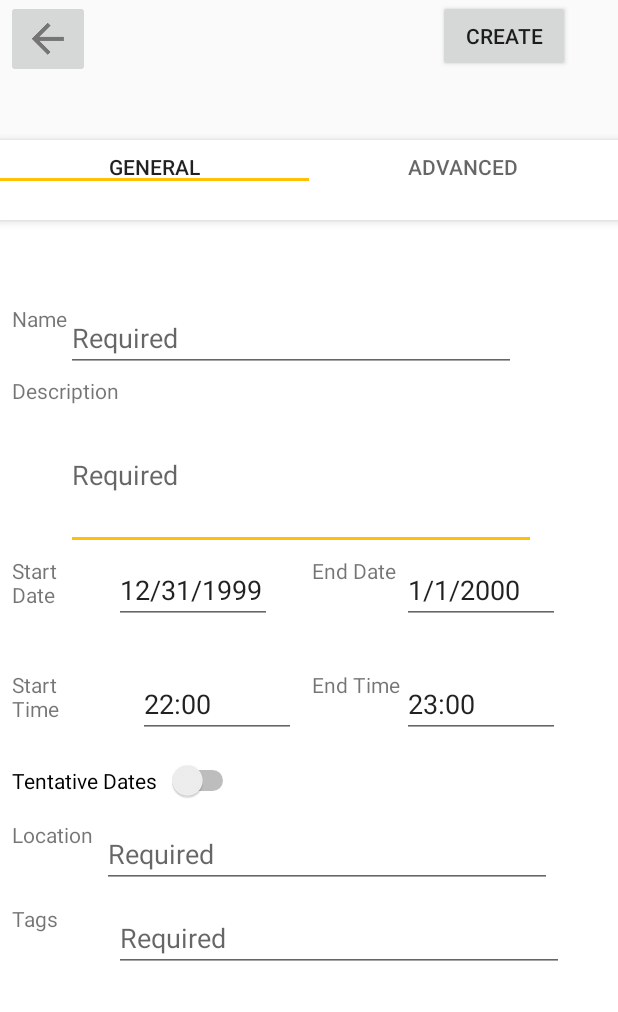
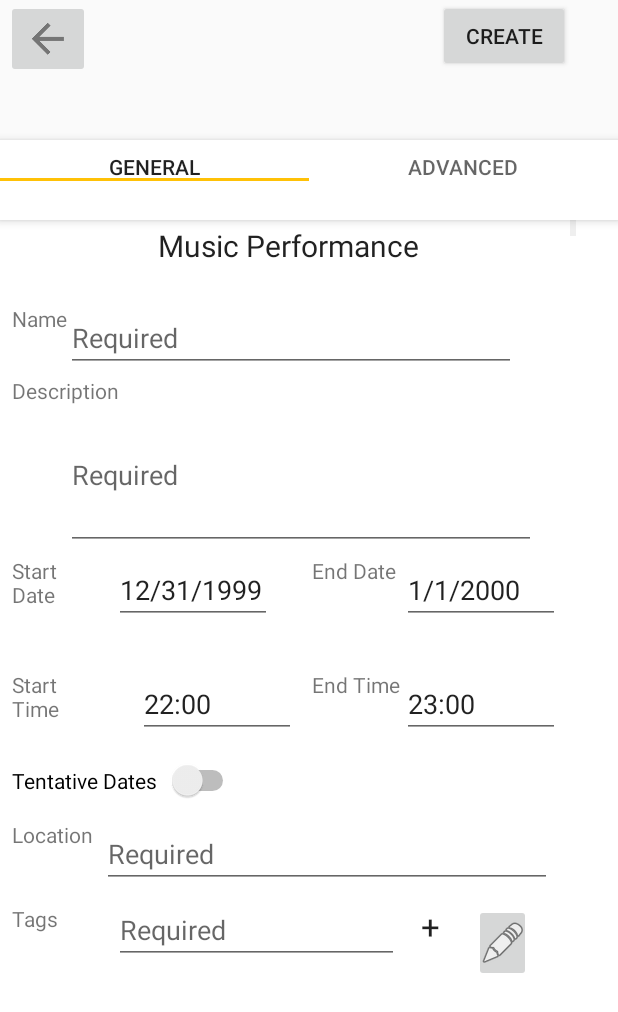
Before and after one commit to ilyayudkovich/InterestUp, an Android app: the CreateEventPage screen opened directly, with no data from a screen before it, on a phone screen of 412 x 824 dp. Shown: the top 1012 px of the screen. Run offline under Robolectric (Android 15) with nearby library versions, the phone set to English and light mode, and no system bars.

Commit message:
Adding what I have so far for adding tags to create event page. (not fully working)

```diff
--- a/app/src/main/java/com/example/mdenker/interestup/CreateEventPage_GeneralTab.java
+++ b/app/src/main/java/com/example/mdenker/interestup/CreateEventPage_GeneralTab.java
@@ -1,10 +1,23 @@
 package com.example.mdenker.interestup;
 
+import android.support.annotation.Nullable;
 import android.support.v4.app.Fragment;
 import android.os.Bundle;
+import android.text.Editable;
+import android.text.TextWatcher;
 import android.view.LayoutInflater;
 import android.view.View;
 import android.view.ViewGroup;
+import android.widget.ArrayAdapter;
+import android.widget.AutoCompleteTextView;
+import android.widget.Button;
+import android.widget.GridView;
+import android.widget.ImageButton;
+import android.widget.TextView;
+import android.widget.Toast;
+
+import java.util.ArrayList;
+import java.util.Collections;
 
 /**
  * Created by Jorge Delgado on 2/28/2018.
@@ -12,9 +25,140 @@ import android.view.ViewGroup;
 
 public class CreateEventPage_GeneralTab extends Fragment {
 
+    private ArrayList<String> tags = new ArrayList<String>();
+
+    ArrayAdapter<String> tagArrayAdapter;
+    ArrayAdapter<String> editTagArrayAdapter;
+
+    AutoCompleteTextView addTag;
+    GridView gridView;
+    GridView gridViewEdit;
+
+    TextView addTagButton;
+
+    ImageButton editTagButton;
+    Button cancelTagEditButton;
+    Button doneTagEditButton;
+
+
     @Override
     public View onCreateView(LayoutInflater inflater, ViewGroup container, Bundle savedInstanceState) {
         View rootView = inflater.inflate(R.layout.create_event_general_tab, container, false);
+
+        addTagButton = (TextView) rootView.findViewById(R.id.add_tag_button);
+
         return rootView;
     }
+
+    @Override
+    public void onViewCreated(View view, @Nullable Bundle savedInstanceState) {
+
+        Collections.addAll(tags,"Music Performance", "Hiking", "Improv", "Writing",
+                "Frisbee", "Twilight");
+
+        tagArrayAdapter = new TagAdapter(getActivity(), tags, this);
+        editTagArrayAdapter = new EditableTagAdapter(getActivity(), tags, this);
+
+        gridView = (GridView) view.findViewById(R.id.tag_grid_view);
+        gridView.setAdapter(tagArrayAdapter);
+
+        gridViewEdit = (GridView) view.findViewById(R.id.tag_grid_view_edit);
+        gridViewEdit.setAdapter(editTagArrayAdapter);
+
+        editTagButton = (ImageButton) getActivity().findViewById(R.id.edit_tag_button);
+        cancelTagEditButton = (Button) getActivity().findViewById(R.id.cancel_edit_button);
+        doneTagEditButton = (Button) getActivity().findViewById(R.id.done_edit_button);
+
+        editTagButton.setOnClickListener(new View.OnClickListener()
+        {
+            @Override
+            public void onClick(View v)
+            {
+                gridView.setVisibility(View.GONE);
+                gridViewEdit.setVisibility(View.VISIBLE);
+                CreateEventPage CreateEventActivity = (CreateEventPage) getActivity();
+                CreateEventActivity.OnTagEditClick(v);
+            }
+        });
+
+        cancelTagEditButton.setOnClickListener(new View.OnClickListener()
+        {
+            @Override
+            public void onClick(View v)
+            {
+                gridViewEdit.setVisibility(View.GONE);
+                gridView.setVisibility(View.VISIBLE);
+                CreateEventPage CreateEventActivity = (CreateEventPage) getActivity();
+                CreateEventActivity.OnTagEditClick(v);
+            }
+        });
+        doneTagEditButton.setOnClickListener(new View.OnClickListener()
+        {
+            @Override
+            public void onClick(View v)
+            {
+                gridViewEdit.setVisibility(View.GONE);
+                gridView.setVisibility(View.VISIBLE);
+                CreateEventPage CreateEventActivity = (CreateEventPage) getActivity();
+                CreateEventActivity.OnTagEditClick(v);
+            }
+        });
+
+
+        addTag = view.findViewById(R.id.add_tag_field);
+
+
+        addTagButton.setOnClickListener(new View.OnClickListener()
+        {
+            @Override
+            public void onClick(View v)
+            {
+                if (addTag.getText().length() > 2) {
+                    tagArrayAdapter.add(addTag.getText().toString());
+                    addTag.setText("");
+                }
+                else {
+                    Toast.makeText(getActivity(), "Not long enough to be a valid interest",
+                            Toast.LENGTH_LONG).show();
+                }
+            }
+        });
+
+        addTag.addTextChangedListener(new TextWatcher() {
+
+            @Override
+            public void onTextChanged(CharSequence s, int start, int before, int count) {
+            }
+
+            @Override
+            public void beforeTextChanged(CharSequence s, int start, int count,
+                                          int after) {
+            }
+
+            @Override
+            public void afterTextChanged(Editable s) {
+                if (s.length() > 3) { // at least 0, but 2 for real words - last \n
+                    if (s.charAt(s.length() - 1) == '\n') {
+                        if (s.length() > 22) {
+                            Toast.makeText(getActivity(), "Too many characters in potential interest",
+                                    Toast.LENGTH_LONG).show();
+                        } else {
+                            tagArrayAdapter.add(s.subSequence(0, s.length() - 1).toString());
+                            addTag.setText("");
+                        }
+                    }
+                }
+                else if (s.length() > 0 && s.charAt(s.length() - 1) == '\n') {
+                    addTag.setText(s.subSequence(0, s.length() - 1));
+                    Toast.makeText(getActivity(), "Not long enough to be a valid interest",
+                            Toast.LENGTH_LONG).show();
+                }
+            }
+        });
+    }
+
+    public void OnEditXClicked(String element) {
+        editTagArrayAdapter.remove(element);
+        tagArrayAdapter.remove(element);
+    }
 }
--- /dev/null
+++ b/app/src/main/java/com/example/mdenker/interestup/EditableTagAdapter.java
@@ -0,0 +1,53 @@
+package com.example.mdenker.interestup;
+
+import android.content.Context;
+import android.view.LayoutInflater;
+import android.view.View;
+import android.view.ViewGroup;
+import android.widget.ArrayAdapter;
+import android.widget.TextView;
+
+import java.util.ArrayList;
+
+/**
+ * Created by rosef on 3/17/2018.
+ */
+
+public class EditableTagAdapter extends ArrayAdapter<String> {
+
+    private CreateEventPage_GeneralTab tag_fragment;
+    private String editableTag;
+
+    public EditableTagAdapter(Context context, ArrayList<String> editableTag,
+                              CreateEventPage_GeneralTab tag_fragment) {
+        super(context, 0, editableTag);
+        this.tag_fragment = tag_fragment;
+    }
+
+
+    @Override
+    public View getView(final int position, View convertView, ViewGroup parent) {
+        // Get the data item for this position
+        editableTag = getItem(position);
+        // Check if an existing view is being reused, otherwise inflate the view
+        if (convertView == null) {
+            convertView = LayoutInflater.from(getContext()).inflate(R.layout.tag_item_edit, parent, false);
+        }
+        // Lookup view for data population
+        TextView interestName = (TextView) convertView.findViewById(R.id.tag_name);
+        // Populate the data into the template view using the data object
+        interestName.setText(editableTag);
+        // Return the completed view to render on screen
+
+        convertView.findViewById(R.id.tag_exit).setOnClickListener(new View.OnClickListener()
+        {
+            @Override
+            public void onClick(View v)
+            {
+                tag_fragment.OnEditXClicked(getItem(position));
+            }
+        });
+
+        return convertView;
+    }
+}
--- /dev/null
+++ b/app/src/main/java/com/example/mdenker/interestup/TagAdapter.java
@@ -0,0 +1,44 @@
+package com.example.mdenker.interestup;
+
+import android.content.Context;
+import android.view.LayoutInflater;
+import android.view.View;
+import android.view.ViewGroup;
+import android.widget.ArrayAdapter;
+import android.widget.TextView;
+
+import java.util.ArrayList;
+
+/**
+ * Created by rosef on 3/17/2018.
+ */
+
+public class TagAdapter extends ArrayAdapter<String> {
+
+    private CreateEventPage_GeneralTab tag_fragment;
+    private String tag;
+
+    public TagAdapter(Context context, ArrayList<String> editableTags,
+                      CreateEventPage_GeneralTab tag_fragment) {
+        super(context, 0, editableTags);
+        this.tag_fragment = tag_fragment;
+    }
+
+
+    @Override
+    public View getView(final int position, View convertView, ViewGroup parent) {
+        // Get the data item for this position
+        tag = getItem(position);
+        // Check if an existing view is being reused, otherwise inflate the view
+        if (convertView == null) {
+            convertView = LayoutInflater.from(getContext()).inflate(R.layout.tag_item, parent, false);
+        }
+        // Lookup view for data population
+        TextView TagName = (TextView) convertView.findViewById(R.id.tag_item_name);
+        // Populate the data into the template view using the data object
+        TagName.setText(tag);
+        // Return the completed view to render on screen
+
+        return convertView;
+    }
+}
--- a/app/src/main/res/layout/create_event_general_tab.xml
+++ b/app/src/main/res/layout/create_event_general_tab.xml
@@ -6,6 +6,13 @@
     android:layout_height="match_parent"
     android:background="@color/white"
     tools:context="com.example.mdenker.interestup.CreateEventPage$PlaceholderFragment">
+
+    <GridView
+        android:id="@+id/tag_grid_view"
+        android:layout_width="384dp"
+        android:layout_height="58dp"
+        tools:layout_editor_absoluteX="0dp"
+        tools:layout_editor_absoluteY="509dp" />
 
     <TextView
         android:id="@+id/textView"
@@ -176,10 +183,10 @@
         app:layout_constraintStart_toStartOf="@+id/textView8"
         app:layout_constraintTop_toTopOf="parent" />
 
-    <EditText
-        android:id="@+id/editText2"
-        android:layout_width="300dp"
-        android:layout_height="45dp"
+    <AutoCompleteTextView
+        android:id="@+id/add_tag_field"
+        android:layout_width="190dp"
+        android:layout_height="40dp"
         android:layout_marginStart="68dp"
         android:layout_marginTop="456dp"
         android:ems="10"
@@ -188,4 +195,67 @@
         app:layout_constraintStart_toStartOf="@+id/textView9"
         app:layout_constraintTop_toTopOf="parent" />
 
+    <TextView
+        android:id="@+id/add_tag_button"
+        android:layout_width="38dp"
+        android:layout_height="45dp"
+        android:layout_marginStart="268dp"
+        android:layout_marginTop="456dp"
+        android:text="+"
+        android:textAlignment="center"
+        android:textAppearance="@android:style/TextAppearance.Material.Large"
+        app:layout_constraintStart_toStartOf="parent"
+        app:layout_constraintTop_toTopOf="parent" />
+
+    <ImageButton
+        android:id="@+id/edit_tag_button"
+        android:layout_width="38dp"
+        android:layout_height="wrap_content"
+        android:layout_marginStart="316dp"
+        android:layout_marginTop="456dp"
+        android:onClick="OnTagEditClick"
+        android:src="@android:drawable/ic_menu_edit"
+        app:layout_constraintStart_toStartOf="parent"
+        app:layout_constraintTop_toTopOf="parent" />
+
+    <Button
+        android:id="@+id/done_edit_button"
+        android:layout_width="46dp"
+        android:layout_height="42dp"
+        android:onClick="OnTagEditClick"
+        android:text="D"
+        android:visibility="gone"
+        tools:layout_editor_absoluteX="316dp"
+        tools:layout_editor_absoluteY="456dp" />
+
+    <Button
+        android:id="@+id/cancel_edit_button"
+        android:layout_width="46dp"
+        android:layout_height="41dp"
+        android:layout_marginStart="268dp"
+        android:layout_marginTop="456dp"
+        android:onClick="OnTagEditClick"
+        android:text="C"
+        android:visibility="gone"
+        app:layout_constraintStart_toStartOf="parent"
+        app:layout_constraintTop_toTopOf="parent" />
+
+    <GridView
+        android:id="@+id/tag_grid_view_edit"
+        android:layout_width="0dp"
+        android:layout_height="0dp"
+        android:layout_marginBottom="32dp"
+        android:layout_marginEnd="8dp"
+        android:layout_marginStart="8dp"
+        android:layout_marginTop="16dp"
+        android:clipChildren="true"
+        android:horizontalSpacing="10dp"
+        android:numColumns="auto_fit"
+        android:verticalSpacing="10dp"
+        app:layout_constraintBottom_toBottomOf="parent"
+        app:layout_constraintEnd_toEndOf="parent"
+        app:layout_constraintStart_toStartOf="parent"
+        app:layout_constraintTop_toBottomOf="@+id/AddInterest" />
+
+
 </android.support.constraint.ConstraintLayout>
--- a/app/src/main/res/layout/profile_personal_info_tab.xml
+++ b/app/src/main/res/layout/profile_personal_info_tab.xml
@@ -7,7 +7,7 @@
     android:onClick="OnScreenTapped">
 
     <EditText
-        android:id="@+id/editText2"
+        android:id="@+id/add_tag_field"
         android:layout_width="wrap_content"
         android:layout_height="81dp"
         android:focusableInTouchMode="false"
@@ -79,8 +79,8 @@
         android:ems="10"
         android:inputType="textEmailAddress"
         android:tag="touchableFields"
-        app:layout_constraintStart_toStartOf="@+id/editText2"
-        app:layout_constraintTop_toBottomOf="@+id/editText2"
+        app:layout_constraintStart_toStartOf="@+id/add_tag_field"
+        app:layout_constraintTop_toBottomOf="@+id/add_tag_field"
         tools:focusableInTouchMode="true" />
 
     <EditText
--- /dev/null
+++ b/app/src/main/res/layout/tag_item.xml
@@ -0,0 +1,23 @@
+<?xml version="1.0" encoding="utf-8"?>
+<android.support.constraint.ConstraintLayout xmlns:android="http://schemas.android.com/apk/res/android"
+    xmlns:app="http://schemas.android.com/apk/res-auto"
+    xmlns:tools="http://schemas.android.com/tools"
+    android:id="@+id/interest_item"
+    android:layout_width="match_parent"
+    android:layout_height="52dp">
+
+    <TextView xmlns:android="http://schemas.android.com/apk/res/android"
+        android:id="@+id/tag_item_name"
+        android:layout_width="0dp"
+        android:layout_height="50dp"
+        android:layout_marginEnd="30dp"
+        android:layout_marginStart="30dp"
+        android:layout_marginTop="3dp"
+        android:textAlignment="center"
+        android:textAppearance="@android:style/TextAppearance.Material.Large"
+        android:textSize="20sp"
+        app:layout_constraintEnd_toEndOf="parent"
+        app:layout_constraintStart_toStartOf="parent"
+        app:layout_constraintTop_toTopOf="parent"></TextView>
+
+</android.support.constraint.ConstraintLayout>
```
Also changed, not shown: app/src/main/java/com/example/mdenker/interestup/CreateEventPage.java (+62 -10 lines), app/src/main/res/layout/tag_item_edit.xml (added, +34 -0 lines).
